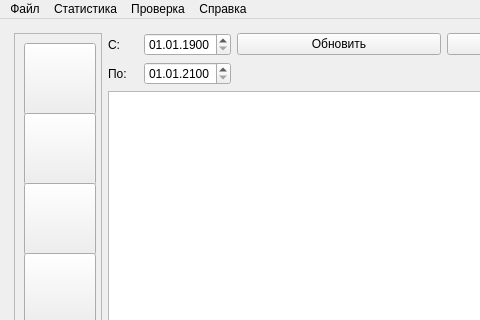
Old version of the form QFootballStat/src/MainWindow.ui in the repository Sova777/analyzeresults; both pictures show x 0 to 480 and y 0 to 320 of the 874 by 657 pixel window.
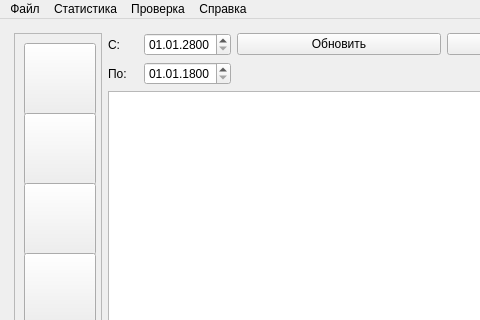
New version of the form. Icons and pictures are not drawn.

Diff of the .ui file:
```diff
--- a/QFootballStat/src/MainWindow.ui
+++ b/QFootballStat/src/MainWindow.ui
@@ -502,14 +502,14 @@
           <hour>0</hour>
           <minute>0</minute>
           <second>0</second>
-          <year>1900</year>
+          <year>2800</year>
           <month>1</month>
           <day>1</day>
          </datetime>
         </property>
         <property name="date">
          <date>
-          <year>1900</year>
+          <year>2800</year>
           <month>1</month>
           <day>1</day>
          </date>
@@ -529,7 +529,7 @@
         </property>
         <property name="date">
          <date>
-          <year>2100</year>
+          <year>1800</year>
           <month>1</month>
           <day>1</day>
          </date>
```
